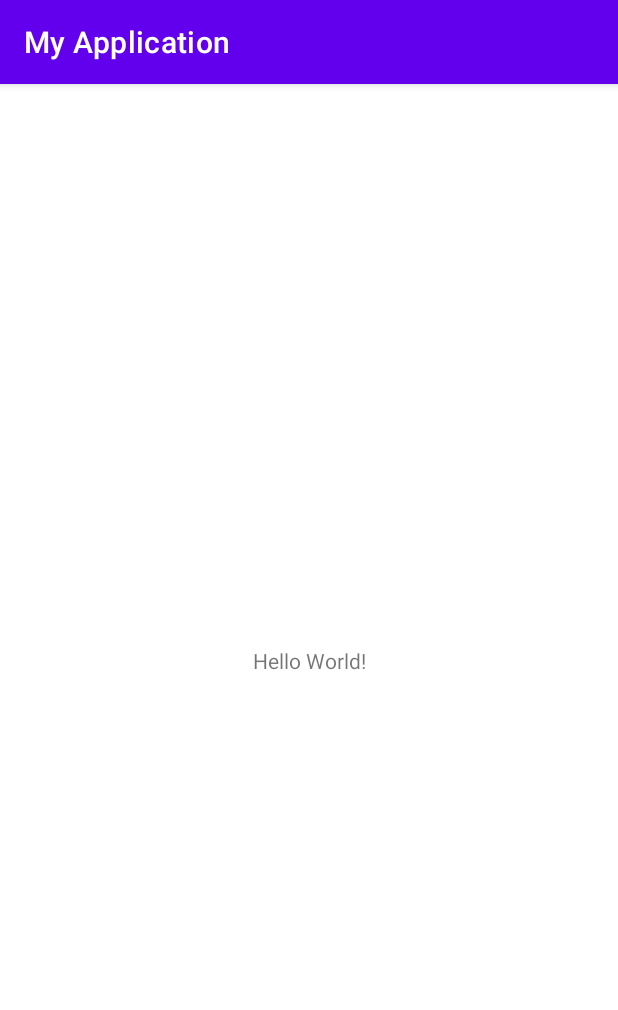
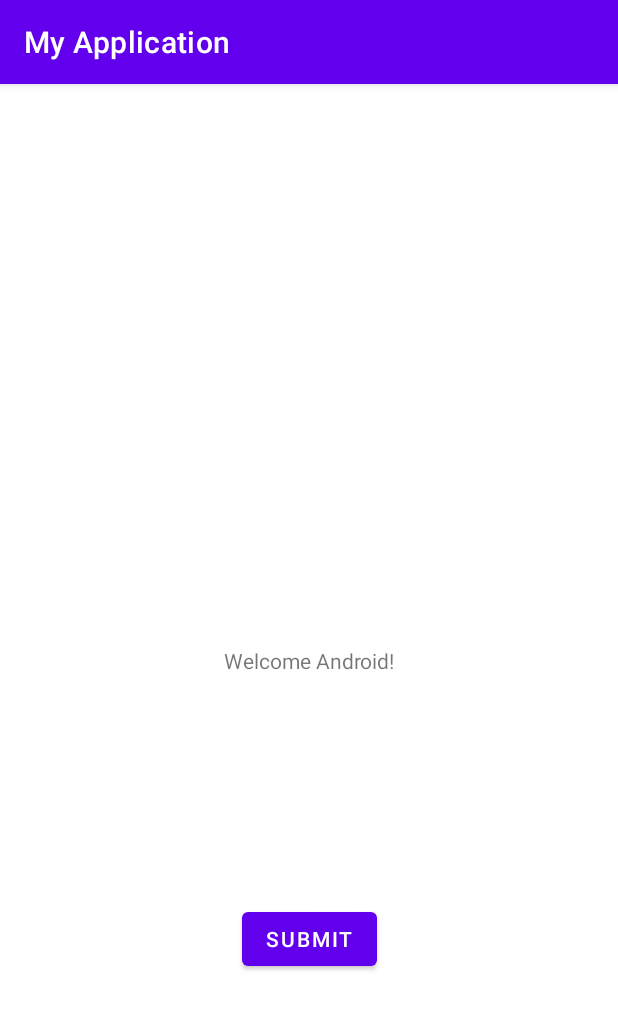
Before and after one commit to kevchen1129/Lab1, an Android app: the screen it shows after launch (MainActivity), on a phone screen of 412 x 824 dp. Shown: the top 1010 px of the screen. Run offline under Robolectric (Android 15) with nearby library versions, the phone set to English and light mode, and no system bars.

Commit message:
welcome android and submit button

```diff
--- a/app/src/main/res/layout/activity_main.xml
+++ b/app/src/main/res/layout/activity_main.xml
@@ -7,12 +7,23 @@
     tools:context=".MainActivity">
 
     <TextView
+        android:id="@+id/textView"
         android:layout_width="wrap_content"
         android:layout_height="wrap_content"
-        android:text="Hello World!"
+        android:text="Welcome Android!"
         app:layout_constraintBottom_toBottomOf="parent"
         app:layout_constraintLeft_toLeftOf="parent"
         app:layout_constraintRight_toRightOf="parent"
         app:layout_constraintTop_toTopOf="parent" />
 
+    <Button
+        android:id="@+id/button"
+        android:layout_width="wrap_content"
+        android:layout_height="wrap_content"
+        android:layout_marginBottom="174dp"
+        android:text="Submit"
+        app:layout_constraintBottom_toBottomOf="parent"
+        app:layout_constraintEnd_toEndOf="parent"
+        app:layout_constraintStart_toStartOf="parent" />
+
 </androidx.constraintlayout.widget.ConstraintLayout>
```
